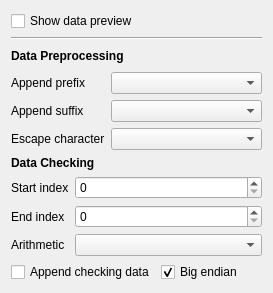
The window that src/page/inputsettings.ui (x-tools-author/x-tools) describes before a commit, drawn with Qt 5.
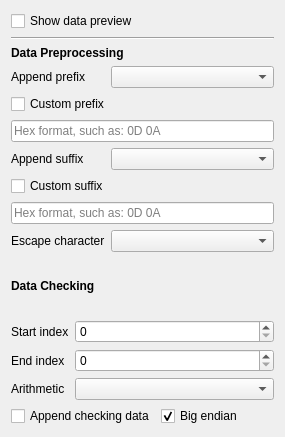
The same window after the commit.

Commit message: feat: enable using custom prefix and suffix close #64

Patch:
```diff
--- a/src/page/inputsettings.ui
+++ b/src/page/inputsettings.ui
@@ -6,8 +6,8 @@
    <rect>
     <x>0</x>
     <y>0</y>
-    <width>273</width>
-    <height>293</height>
+    <width>285</width>
+    <height>437</height>
    </rect>
   </property>
   <property name="windowTitle">
@@ -23,8 +23,11 @@
    </item>
    <item>
     <layout class="QGridLayout" name="gridLayout_2">
-     <item row="3" column="0">
-      <widget class="QLabel" name="label_2">
+     <item row="8" column="1">
+      <widget class="QComboBox" name="comboBoxEscapeCharacter"/>
+     </item>
+     <item row="8" column="0">
+      <widget class="QLabel" name="label_3">
        <property name="sizePolicy">
         <sizepolicy hsizetype="Fixed" vsizetype="Preferred">
          <horstretch>0</horstretch>
@@ -32,7 +35,27 @@
         </sizepolicy>
        </property>
        <property name="text">
-        <string>Append suffix</string>
+        <string>Escape character</string>
+       </property>
+      </widget>
+     </item>
+     <item row="4" column="0" colspan="2">
+      <widget class="QLineEdit" name="lineEditPrefix">
+       <property name="text">
+        <string notr="true"/>
+       </property>
+       <property name="placeholderText">
+        <string>Hex format, such as: 0D 0A</string>
+       </property>
+       <property name="clearButtonEnabled">
+        <bool>true</bool>
+       </property>
+      </widget>
+     </item>
+     <item row="3" column="0" colspan="2">
+      <widget class="QCheckBox" name="checkBoxPrefix">
+       <property name="text">
+        <string>Custom prefix</string>
        </property>
       </widget>
      </item>
@@ -49,11 +72,8 @@
        </property>
       </widget>
      </item>
-     <item row="3" column="1">
-      <widget class="QComboBox" name="comboBoxSuffix"/>
-     </item>
-     <item row="4" column="0">
-      <widget class="QLabel" name="label_3">
+     <item row="5" column="0">
+      <widget class="QLabel" name="label_2">
        <property name="sizePolicy">
         <sizepolicy hsizetype="Fixed" vsizetype="Preferred">
          <horstretch>0</horstretch>
@@ -61,13 +81,10 @@
         </sizepolicy>
        </property>
        <property name="text">
-        <string>Escape character</string>
+        <string>Append suffix</string>
        </property>
       </widget>
      </item>
-     <item row="4" column="1">
-      <widget class="QComboBox" name="comboBoxEscapeCharacter"/>
-     </item>
      <item row="2" column="1">
       <widget class="QComboBox" name="comboBoxPrefix"/>
      </item>
@@ -90,6 +107,36 @@
        </property>
       </widget>
      </item>
+     <item row="5" column="1">
+      <widget class="QComboBox" name="comboBoxSuffix"/>
+     </item>
+     <item row="0" column="0" colspan="2">
+      <widget class="Line" name="line_2">
+       <property name="orientation">
+        <enum>Qt::Orientation::Horizontal</enum>
+       </property>
+      </widget>
+     </item>
+     <item row="6" column="0" colspan="2">
+      <widget class="QCheckBox" name="checkBoxSuffix">
+       <property name="text">
+        <string>Custom suffix</string>
+       </property>
+      </widget>
+     </item>
+     <item row="7" column="0" colspan="2">
+      <widget class="QLineEdit" name="lineEditSuffix">
+       <property name="text">
+        <string notr="true"/>
+       </property>
+       <property name="placeholderText">
+        <string>Hex format, such as: 0D 0A</string>
+       </property>
+       <property name="clearButtonEnabled">
+        <bool>true</bool>
+       </property>
+      </widget>
+     </item>
     </layout>
    </item>
    <item>
```
Left out of the diff: 7 changed lines with no effect on the pictures. The commit also changes 28 other files.
